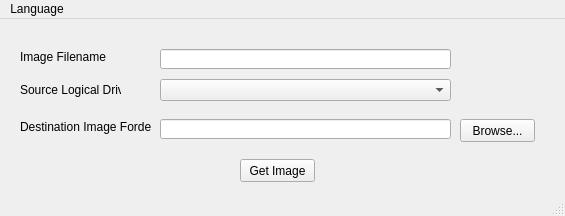
Hi-Im-darkness/FTKGui, file mainwindow.ui: the form before one commit.
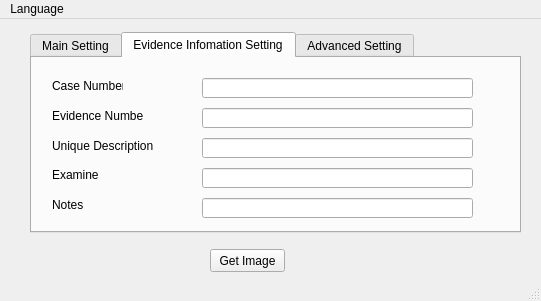
The form after the commit. The open tabs and pages were chosen to show the change.

Commit message: Second commit. Using tab wiget to creat menu setting.

Diff of the .ui file:
```diff
--- a/mainwindow.ui
+++ b/mainwindow.ui
@@ -6,8 +6,8 @@
    <rect>
     <x>0</x>
     <y>0</y>
-    <width>565</width>
-    <height>216</height>
+    <width>541</width>
+    <height>301</height>
    </rect>
   </property>
   <property name="windowTitle">
@@ -17,8 +17,8 @@
    <widget class="QPushButton" name="pushButton">
     <property name="geometry">
      <rect>
-      <x>240</x>
-      <y>140</y>
+      <x>210</x>
+      <y>230</y>
       <width>75</width>
       <height>23</height>
      </rect>
@@ -27,11 +27,67 @@
      <string>Get Image</string>
     </property>
    </widget>
+   <widget class="QTabWidget" name="tabWidget">
+    <property name="geometry">
+     <rect>
+      <x>30</x>
+      <y>13</y>
+      <width>491</width>
+      <height>201</height>
+     </rect>
+    </property>
+    <property name="currentIndex">
+     <number>0</number>
+    </property>
+    <widget class="QWidget" name="tab">
+     <attribute name="title">
+      <string>Main Setting</string>
+     </attribute>
+     <widget class="QComboBox" name="comboBox_2">
+      <property name="geometry">
+       <rect>
+        <x>170</x>
+        <y>20</y>
+        <width>271</width>
+        <height>22</height>
+       </rect>
+      </property>
+      <item>
+       <property name="text">
+        <string>Physical Drive</string>
+       </property>
+      </item>
+      <item>
+       <property name="text">
+        <string>Logical Drive</string>
+       </property>
+      </item>
+     </widget>
+     <widget class="QLineEdit" name="lineEdit">
+      <property name="geometry">
+       <rect>
+        <x>170</x>
+        <y>110</y>
+        <width>191</width>
+        <height>20</height>
+       </rect>
+      </property>
+     </widget>
+     <widget class="QLineEdit" name="lineEdit_2">
+      <property name="geometry">
+       <rect>
+        <x>170</x>
+        <y>80</y>
+        <width>271</width>
+        <height>20</height>
+       </rect>
+      </property>
+     </widget>
    <widget class="QLabel" name="label">
     <property name="geometry">
      <rect>
       <x>20</x>
-      <y>60</y>
+        <y>50</y>
       <width>101</width>
       <height>21</height>
      </rect>
@@ -40,12 +96,12 @@
      <string>Source Logical Drive</string>
     </property>
    </widget>
-   <widget class="QLabel" name="label_2">
+     <widget class="QLabel" name="label_4">
     <property name="geometry">
      <rect>
       <x>20</x>
-      <y>100</y>
-      <width>131</width>
+        <y>20</y>
+        <width>121</width>
       <height>16</height>
      </rect>
     </property>
@@ -56,35 +112,25 @@
    <widget class="QPushButton" name="pushButton_3">
     <property name="geometry">
      <rect>
-      <x>460</x>
-      <y>100</y>
-      <width>75</width>
-      <height>23</height>
+        <x>370</x>
+        <y>110</y>
+        <width>71</width>
+        <height>21</height>
      </rect>
     </property>
     <property name="text">
      <string>Browse...</string>
     </property>
    </widget>
-   <widget class="QLineEdit" name="lineEdit_2">
-    <property name="geometry">
-     <rect>
-      <x>160</x>
-      <y>100</y>
-      <width>291</width>
-      <height>20</height>
-     </rect>
-    </property>
-   </widget>
    <widget class="QComboBox" name="comboBox">
     <property name="enabled">
      <bool>true</bool>
     </property>
     <property name="geometry">
      <rect>
-      <x>160</x>
-      <y>60</y>
-      <width>291</width>
+        <x>170</x>
+        <y>50</y>
+        <width>271</width>
       <height>22</height>
      </rect>
     </property>
@@ -105,7 +151,7 @@
     <property name="geometry">
      <rect>
       <x>20</x>
-      <y>30</y>
+        <y>80</y>
       <width>101</width>
       <height>16</height>
      </rect>
@@ -114,15 +160,232 @@
      <string>Image Filename</string>
     </property>
    </widget>
-   <widget class="QLineEdit" name="lineEdit">
+     <widget class="QLabel" name="label_2">
     <property name="geometry">
      <rect>
-      <x>160</x>
-      <y>30</y>
-      <width>291</width>
+        <x>20</x>
+        <y>110</y>
+        <width>131</width>
+        <height>16</height>
+       </rect>
+      </property>
+      <property name="text">
+       <string>Destination Image Forder</string>
+      </property>
+     </widget>
+    </widget>
+    <widget class="QWidget" name="tab_2">
+     <attribute name="title">
+      <string>Evidence Infomation Setting</string>
+     </attribute>
+     <widget class="QLineEdit" name="lineEdit_7">
+      <property name="geometry">
+       <rect>
+        <x>170</x>
+        <y>140</y>
+        <width>271</width>
       <height>20</height>
      </rect>
     </property>
+     </widget>
+     <widget class="QLineEdit" name="lineEdit_3">
+      <property name="geometry">
+       <rect>
+        <x>170</x>
+        <y>20</y>
+        <width>271</width>
+        <height>20</height>
+       </rect>
+      </property>
+     </widget>
+     <widget class="QLabel" name="label_5">
+      <property name="geometry">
+       <rect>
+        <x>20</x>
+        <y>20</y>
+        <width>71</width>
+        <height>16</height>
+       </rect>
+      </property>
+      <property name="text">
+       <string>Case Number</string>
+      </property>
+     </widget>
+     <widget class="QLabel" name="label_8">
+      <property name="geometry">
+       <rect>
+        <x>20</x>
+        <y>110</y>
+        <width>46</width>
+        <height>13</height>
+       </rect>
+      </property>
+      <property name="text">
+       <string>Examiner</string>
+      </property>
+     </widget>
+     <widget class="QLineEdit" name="lineEdit_5">
+      <property name="geometry">
+       <rect>
+        <x>170</x>
+        <y>80</y>
+        <width>271</width>
+        <height>20</height>
+       </rect>
+      </property>
+     </widget>
+     <widget class="QLabel" name="label_7">
+      <property name="geometry">
+       <rect>
+        <x>20</x>
+        <y>80</y>
+        <width>101</width>
+        <height>16</height>
+       </rect>
+      </property>
+      <property name="text">
+       <string>Unique Description</string>
+      </property>
+     </widget>
+     <widget class="QLabel" name="label_9">
+      <property name="geometry">
+       <rect>
+        <x>20</x>
+        <y>140</y>
+        <width>46</width>
+        <height>13</height>
+       </rect>
+      </property>
+      <property name="text">
+       <string>Notes</string>
+      </property>
+     </widget>
+     <widget class="QLineEdit" name="lineEdit_6">
+      <property name="geometry">
+       <rect>
+        <x>170</x>
+        <y>110</y>
+        <width>271</width>
+        <height>20</height>
+       </rect>
+      </property>
+     </widget>
+     <widget class="QLabel" name="label_6">
+      <property name="geometry">
+       <rect>
+        <x>20</x>
+        <y>50</y>
+        <width>91</width>
+        <height>16</height>
+       </rect>
+      </property>
+      <property name="text">
+       <string>Evidence Number</string>
+      </property>
+     </widget>
+     <widget class="QLineEdit" name="lineEdit_4">
+      <property name="geometry">
+       <rect>
+        <x>170</x>
+        <y>50</y>
+        <width>271</width>
+        <height>20</height>
+       </rect>
+      </property>
+     </widget>
+    </widget>
+    <widget class="QWidget" name="tab_3">
+     <attribute name="title">
+      <string>Advanced Setting</string>
+     </attribute>
+     <widget class="QLabel" name="label_11">
+      <property name="geometry">
+       <rect>
+        <x>20</x>
+        <y>50</y>
+        <width>131</width>
+        <height>16</height>
+       </rect>
+      </property>
+      <property name="text">
+       <string>Image Fragment Size (MB)</string>
+      </property>
+     </widget>
+     <widget class="QSpinBox" name="spinBox">
+      <property name="geometry">
+       <rect>
+        <x>170</x>
+        <y>80</y>
+        <width>271</width>
+        <height>22</height>
+       </rect>
+      </property>
+     </widget>
+     <widget class="QLineEdit" name="lineEdit_8">
+      <property name="geometry">
+       <rect>
+        <x>170</x>
+        <y>50</y>
+        <width>271</width>
+        <height>20</height>
+       </rect>
+      </property>
+      <property name="text">
+       <string>1000</string>
+      </property>
+     </widget>
+     <widget class="QLabel" name="label_10">
+      <property name="geometry">
+       <rect>
+        <x>20</x>
+        <y>20</y>
+        <width>121</width>
+        <height>16</height>
+       </rect>
+      </property>
+      <property name="text">
+       <string>Destination Image Type</string>
+      </property>
+     </widget>
+     <widget class="QLabel" name="label_12">
+      <property name="geometry">
+       <rect>
+        <x>20</x>
+        <y>80</y>
+        <width>71</width>
+        <height>16</height>
+       </rect>
+      </property>
+      <property name="text">
+       <string>Compression</string>
+      </property>
+     </widget>
+     <widget class="QComboBox" name="comboBox_3">
+      <property name="geometry">
+       <rect>
+        <x>170</x>
+        <y>20</y>
+        <width>271</width>
+        <height>22</height>
+       </rect>
+      </property>
+      <item>
+       <property name="text">
+        <string>E01</string>
+       </property>
+      </item>
+      <item>
+       <property name="text">
+        <string>Raw (dd)</string>
+       </property>
+      </item>
+      <item>
+       <property name="text">
+        <string>SMART</string>
+       </property>
+      </item>
+     </widget>
+    </widget>
    </widget>
   </widget>
   <widget class="QStatusBar" name="statusBar"/>
@@ -131,7 +394,7 @@
     <rect>
      <x>0</x>
      <y>0</y>
-     <width>565</width>
+     <width>541</width>
      <height>21</height>
     </rect>
    </property>
```
Left out of the diff: 2 changed lines with no effect on the pictures. Lines whose indentation alone changed are shown as unchanged. The commit also changes 5 other files.
